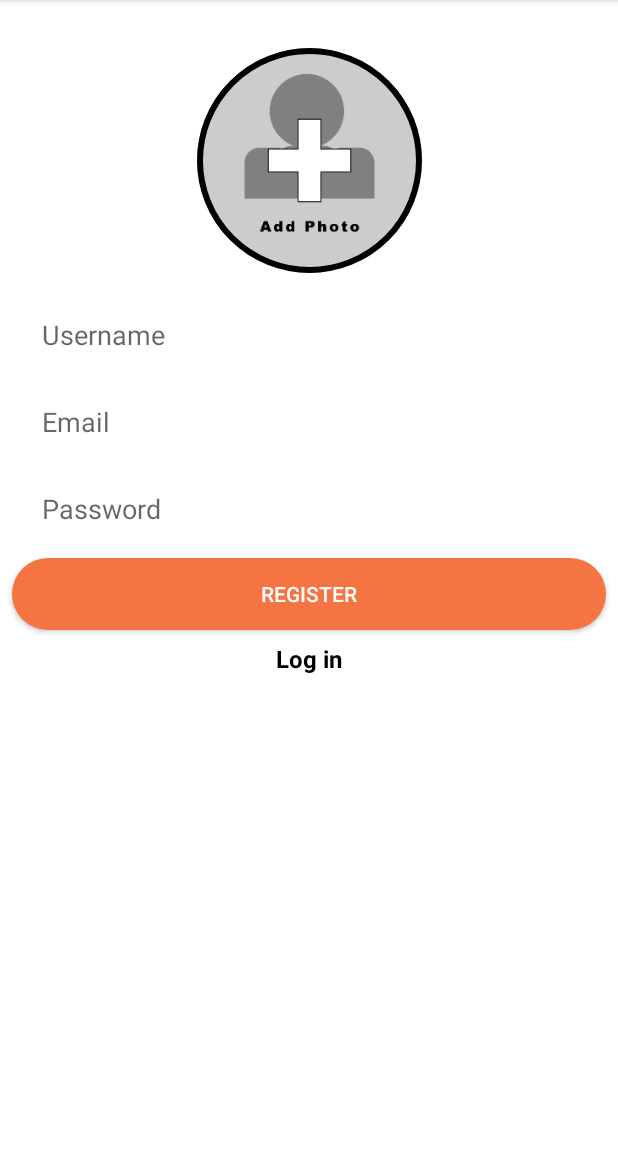
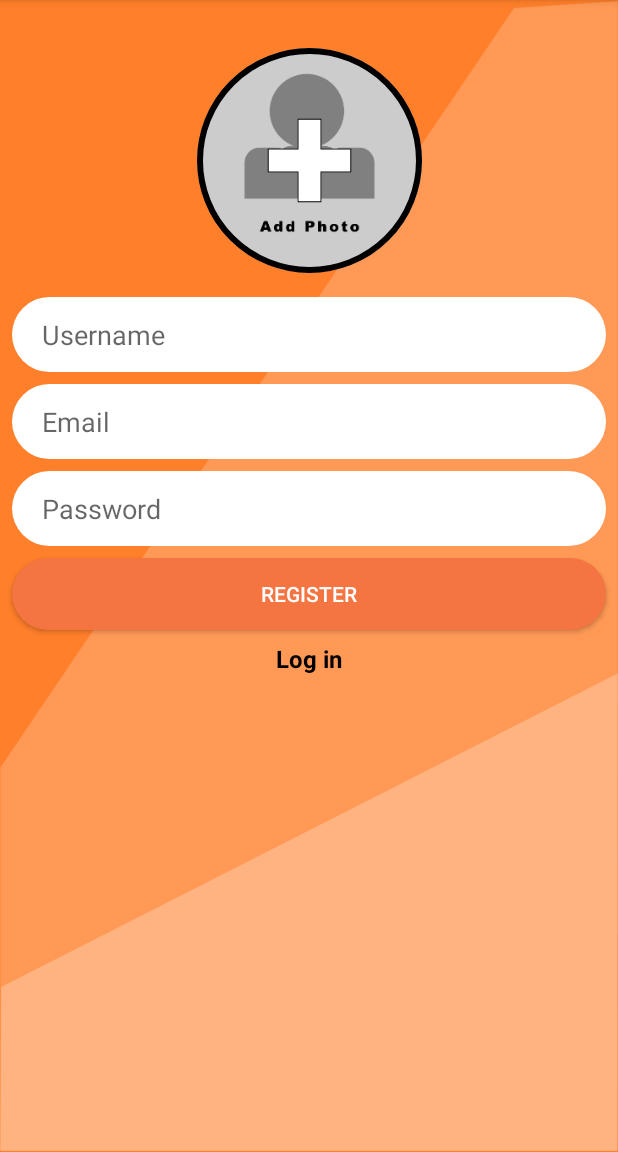
Before and after one commit to Infinility/firemessage, an Android app: the screen it shows after launch (SignupActivity), on a phone screen of 412 x 824 dp, the part 84-1236 px from its top. Run offline under Robolectric (Android 15) with nearby library versions, the phone set to English and light mode, and no system bars; our stand-ins replace CircleImageView, Firebase (no records; nobody signed in at launch, a user with empty details on screens opened directly), Picasso; libraries missing offline, so code that uses them is left out: com.xwray.groupie.

Commit message:
Add background SVG to signup and login

```diff
--- a/app/src/main/AndroidManifest.xml
+++ b/app/src/main/AndroidManifest.xml
@@ -20,11 +20,13 @@
                 <category android:name="android.intent.category.LAUNCHER" />
             </intent-filter>
         </activity>
-        <activity android:name=".activities.SignupActivity"/>
+        <activity android:name=".activities.SignupActivity"
+            android:windowSoftInputMode="stateHidden"/>
         <activity
             android:name=".activities.LoginActivity"
             android:label="@string/title_activity_login"
-            android:theme="@style/AppTheme.NoActionBar" />
+            android:theme="@style/AppTheme.NoActionBar"
+            android:windowSoftInputMode="stateHidden"/>
         <activity android:name=".activities.NewMessageActivity">
             <meta-data
                 android:name="android.support.PARENT_ACTIVITY"
--- /dev/null
+++ b/app/src/main/res/drawable/ic_testsvgbg.xml
@@ -0,0 +1,15 @@
+<vector android:height="24dp" android:viewportHeight="211.66667"
+    android:viewportWidth="127" android:width="24dp" xmlns:android="http://schemas.android.com/apk/res/android">
+    <path android:fillAlpha="1" android:fillColor="#ff7f2a"
+        android:pathData="M-0,-0l127,0l0,211.667l-127,0z"
+        android:strokeAlpha="1" android:strokeColor="#00000000"
+        android:strokeLineCap="butt" android:strokeLineJoin="round" android:strokeWidth="10.2404232"/>
+    <path android:fillColor="#ff9955" android:fillType="evenOdd"
+        android:pathData="M0.079,141.039 L105.63,1.482 126.921,0.225L126.921,211.447L0.079,211.447Z"
+        android:strokeAlpha="1" android:strokeColor="#00000000"
+        android:strokeLineCap="butt" android:strokeLineJoin="miter" android:strokeWidth="0.26413682"/>
+    <path android:fillColor="#ffb380" android:fillType="evenOdd"
+        android:pathData="M0.079,211.45L126.843,211.45l0.079,-87.722 -126.696,57.612z"
+        android:strokeAlpha="1" android:strokeColor="#00000000"
+        android:strokeLineCap="butt" android:strokeLineJoin="miter" android:strokeWidth="0.25951436"/>
+</vector>
--- /dev/null
+++ b/app/src/main/res/drawable/ic_testsvgbg_land.xml
@@ -0,0 +1,15 @@
+<vector android:height="24dp" android:viewportHeight="126.9984"
+    android:viewportWidth="211.664" android:width="24dp" xmlns:android="http://schemas.android.com/apk/res/android">
+    <path android:fillAlpha="1" android:fillColor="#ff7f2a"
+        android:pathData="M-0,0h211.664v126.998h-211.664z"
+        android:strokeAlpha="1" android:strokeColor="#00000000"
+        android:strokeLineCap="butt" android:strokeLineJoin="round" android:strokeWidth="10.2404232"/>
+    <path android:fillColor="#ff9955" android:fillType="evenOdd"
+        android:pathData="M0.132,84.623 L176.047,0.889 211.532,0.135L211.532,126.866L0.132,126.866Z"
+        android:strokeAlpha="1" android:strokeColor="#00000000"
+        android:strokeLineCap="butt" android:strokeLineJoin="miter" android:strokeWidth="0.26413681999999999"/>
+    <path android:fillColor="#ffb380" android:fillType="evenOdd"
+        android:pathData="M0.131,126.869L211.402,126.869l0.132,-52.632 -211.157,34.567z"
+        android:strokeAlpha="1" android:strokeColor="#00000000"
+        android:strokeLineCap="butt" android:strokeLineJoin="miter" android:strokeWidth="0.25951436000000000"/>
+</vector>
--- /dev/null
+++ b/app/src/main/res/layout-land/activity_signup.xml
@@ -0,0 +1,114 @@
+<?xml version="1.0" encoding="utf-8"?>
+<ScrollView xmlns:app="http://schemas.android.com/apk/res-auto"
+    android:layout_width="match_parent"
+    android:layout_height="match_parent"
+    xmlns:android="http://schemas.android.com/apk/res/android"
+    android:background="@drawable/ic_testsvgbg_land"
+    >
+    <android.support.constraint.ConstraintLayout xmlns:android="http://schemas.android.com/apk/res/android"
+        xmlns:app="http://schemas.android.com/apk/res-auto"
+        xmlns:tools="http://schemas.android.com/tools"
+        android:id="@+id/mainConstraintLayout"
+        android:layout_width="match_parent"
+        android:layout_height="wrap_content"
+        tools:context=".activities.SignupActivity">
+
+        <de.hdodenhof.circleimageview.CircleImageView
+            android:id="@+id/btnSelectPhoto"
+            android:layout_width="150dp"
+            android:layout_height="150dp"
+            android:layout_marginEnd="8dp"
+            android:layout_marginStart="8dp"
+            android:layout_marginTop="32dp"
+            app:layout_constraintEnd_toEndOf="parent"
+            app:layout_constraintStart_toStartOf="parent"
+            app:layout_constraintTop_toTopOf="parent"
+            app:srcCompat="@mipmap/blank_profile_add_photo" />
+
+        <de.hdodenhof.circleimageview.CircleImageView
+            android:id="@+id/circleViewPhoto"
+            android:layout_width="150dp"
+            android:layout_height="150dp"
+            android:src="@mipmap/blank_profile_add_round"
+            app:civ_border_width="4dp"
+            app:layout_constraintBottom_toBottomOf="@+id/btnSelectPhoto"
+            app:layout_constraintEnd_toEndOf="@+id/btnSelectPhoto"
+            app:layout_constraintStart_toStartOf="@+id/btnSelectPhoto"
+            app:layout_constraintTop_toTopOf="@+id/btnSelectPhoto" />
+
+        <EditText
+            android:id="@+id/etUsername"
+            android:layout_width="0dp"
+            android:layout_height="50dp"
+            android:layout_marginEnd="8dp"
+            android:layout_marginStart="8dp"
+            android:layout_marginTop="16dp"
+            android:background="@drawable/rounded_edittext_register_login"
+            android:ems="10"
+            android:hint="Username"
+            android:inputType="textPersonName"
+            android:paddingStart="20dp"
+            app:layout_constraintEnd_toEndOf="parent"
+            app:layout_constraintHorizontal_bias="0.0"
+            app:layout_constraintStart_toStartOf="parent"
+            app:layout_constraintTop_toBottomOf="@+id/btnSelectPhoto" />
+
+        <EditText
+            android:id="@+id/etEmail"
+            android:layout_width="0dp"
+            android:layout_height="50dp"
+            android:layout_marginTop="8dp"
+            android:background="@drawable/rounded_edittext_register_login"
+            android:ems="10"
+            android:hint="Email"
+            android:inputType="textEmailAddress"
+            android:paddingStart="20dp"
+            app:layout_constraintEnd_toEndOf="@+id/etUsername"
+            app:layout_constraintHorizontal_bias="0.503"
+            app:layout_constraintStart_toStartOf="@+id/etUsername"
+            app:layout_constraintTop_toBottomOf="@+id/etUsername" />
+
+        <EditText
+            android:id="@+id/etPassword"
+            android:layout_width="0dp"
+            android:layout_height="50dp"
+            android:layout_marginTop="8dp"
+            android:background="@drawable/rounded_edittext_register_login"
+            android:ems="10"
+            android:hint="Password"
+            android:inputType="textPassword"
+            android:paddingStart="20dp"
+            app:layout_constraintEnd_toEndOf="@+id/etEmail"
+            app:layout_constraintStart_toStartOf="@+id/etEmail"
+            app:layout_constraintTop_toBottomOf="@+id/etEmail" />
+
+        <Button
+            android:id="@+id/btnRegister"
+            android:layout_width="0dp"
+            android:layout_height="wrap_content"
+            android:layout_marginTop="8dp"
+            android:background="@drawable/rounded_button"
+            android:text="Register"
+            android:textColor="@android:color/white"
+            app:layout_constraintEnd_toEndOf="@+id/etPassword"
+            app:layout_constraintStart_toStartOf="@+id/etPassword"
+            app:layout_constraintTop_toBottomOf="@+id/etPassword" />
+
+        <TextView
+            android:id="@+id/tvLogin"
+            android:layout_width="wrap_content"
+            android:layout_height="wrap_content"
+            android:layout_marginBottom="16dp"
+            android:layout_marginEnd="8dp"
+            android:layout_marginStart="8dp"
+            android:layout_marginTop="8dp"
+            android:text="Log in"
+            android:textColor="@android:color/black"
+            android:textSize="16sp"
+            android:textStyle="bold"
+            app:layout_constraintBottom_toBottomOf="parent"
+            app:layout_constraintEnd_toEndOf="@+id/btnRegister"
+            app:layout_constraintStart_toStartOf="@+id/btnRegister"
+            app:layout_constraintTop_toBottomOf="@+id/btnRegister" />
+    </android.support.constraint.ConstraintLayout>
+</ScrollView>
--- a/app/src/main/res/layout/activity_signup.xml
+++ b/app/src/main/res/layout/activity_signup.xml
@@ -1,11 +1,15 @@
 <?xml version="1.0" encoding="utf-8"?>
+<ScrollView android:layout_width="match_parent"
+    android:layout_height="match_parent"
+    xmlns:android="http://schemas.android.com/apk/res/android"
+    android:background="@drawable/ic_testsvgbg"
+    >
 <android.support.constraint.ConstraintLayout xmlns:android="http://schemas.android.com/apk/res/android"
     xmlns:app="http://schemas.android.com/apk/res-auto"
     xmlns:tools="http://schemas.android.com/tools"
     android:id="@+id/mainConstraintLayout"
     android:layout_width="match_parent"
-    android:layout_height="match_parent"
-    android:background="@android:color/white"
+    android:layout_height="wrap_content"
     tools:context=".activities.SignupActivity">
 
     <de.hdodenhof.circleimageview.CircleImageView
@@ -103,7 +107,5 @@
         app:layout_constraintEnd_toEndOf="@+id/btnRegister"
         app:layout_constraintStart_toStartOf="@+id/btnRegister"
         app:layout_constraintTop_toBottomOf="@+id/btnRegister" />
-
-
-
 </android.support.constraint.ConstraintLayout>
+</ScrollView>
--- a/app/src/main/res/layout/content_login.xml
+++ b/app/src/main/res/layout/content_login.xml
@@ -6,7 +6,7 @@
     android:layout_height="match_parent"
     app:layout_behavior="@string/appbar_scrolling_view_behavior"
     tools:context=".activities.LoginActivity"
-    android:background="@android:color/white"
+    android:background="@drawable/ic_testsvgbg"
     tools:showIn="@layout/activity_login">
 
 
```
